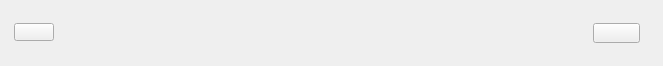
UbuntuKylin/kylin-software-center, file ui/ukliw.ui: the form before one commit.
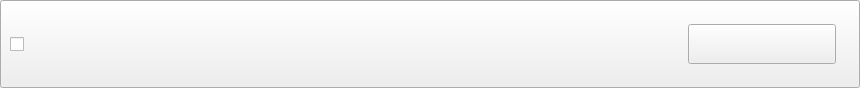
The form after the commit.

```diff
--- a/ui/ukliw.ui
+++ b/ui/ukliw.ui
@@ -6,8 +6,8 @@
    <rect>
     <x>0</x>
     <y>0</y>
-    <width>663</width>
-    <height>66</height>
+    <width>860</width>
+    <height>88</height>
    </rect>
   </property>
   <property name="windowTitle">
@@ -16,8 +16,8 @@
   <widget class="QLabel" name="icon">
    <property name="geometry">
     <rect>
-     <x>10</x>
-     <y>8</y>
+     <x>40</x>
+     <y>20</y>
      <width>48</width>
      <height>48</height>
     </rect>
@@ -29,9 +29,9 @@
   <widget class="QLabel" name="name">
    <property name="geometry">
     <rect>
-     <x>65</x>
-     <y>14</y>
-     <width>201</width>
+     <x>98</x>
+     <y>25</y>
+     <width>200</width>
      <height>18</height>
     </rect>
    </property>
@@ -42,9 +42,9 @@
   <widget class="QLabel" name="descr">
    <property name="geometry">
     <rect>
-     <x>65</x>
-     <y>34</y>
-     <width>205</width>
+     <x>98</x>
+     <y>45</y>
+     <width>320</width>
      <height>18</height>
     </rect>
    </property>
@@ -68,10 +68,10 @@
   <widget class="QPushButton" name="btn">
    <property name="geometry">
     <rect>
-     <x>593</x>
-     <y>23</y>
-     <width>47</width>
-     <height>20</height>
+     <x>688</x>
+     <y>24</y>
+     <width>148</width>
+     <height>40</height>
     </rect>
    </property>
    <property name="text">
@@ -81,35 +81,9 @@
   <widget class="QLabel" name="installedVersion">
    <property name="geometry">
     <rect>
-     <x>368</x>
-     <y>14</y>
-     <width>120</width>
-     <height>18</height>
-    </rect>
-   </property>
-   <property name="text">
-    <string/>
-   </property>
-  </widget>
-  <widget class="QLabel" name="candidateVersion">
-   <property name="geometry">
-    <rect>
-     <x>368</x>
-     <y>34</y>
-     <width>120</width>
-     <height>18</height>
-    </rect>
-   </property>
-   <property name="text">
-    <string/>
-   </property>
-  </widget>
-  <widget class="QPushButton" name="btnDetail">
-   <property name="geometry">
-    <rect>
-     <x>14</x>
-     <y>23</y>
-     <width>40</width>
+     <x>520</x>
+     <y>35</y>
+     <width>130</width>
      <height>18</height>
     </rect>
    </property>
@@ -120,22 +94,9 @@
   <widget class="QLabel" name="installedsize">
    <property name="geometry">
     <rect>
-     <x>282</x>
-     <y>34</y>
-     <width>71</width>
-     <height>20</height>
-    </rect>
-   </property>
-   <property name="text">
-    <string/>
-   </property>
-  </widget>
-  <widget class="QLabel" name="rating">
-   <property name="geometry">
-    <rect>
-     <x>508</x>
-     <y>34</y>
-     <width>23</width>
+     <x>410</x>
+     <y>35</y>
+     <width>70</width>
      <height>18</height>
     </rect>
    </property>
@@ -143,19 +104,65 @@
     <string/>
    </property>
   </widget>
-  <widget class="QLabel" name="ratingtext">
+  <widget class="QCheckBox" name="cbSelect">
    <property name="geometry">
     <rect>
-     <x>528</x>
+     <x>10</x>
      <y>34</y>
      <width>20</width>
-     <height>18</height>
+     <height>20</height>
     </rect>
    </property>
    <property name="text">
     <string/>
    </property>
   </widget>
+  <widget class="QPushButton" name="btnDetail">
+   <property name="geometry">
+    <rect>
+     <x>0</x>
+     <y>0</y>
+     <width>860</width>
+     <height>88</height>
+    </rect>
+   </property>
+   <property name="text">
+    <string/>
+   </property>
+  </widget>
+  <widget class="QWidget" name="bg" native="true">
+   <property name="geometry">
+    <rect>
+     <x>0</x>
+     <y>0</y>
+     <width>860</width>
+     <height>88</height>
+    </rect>
+   </property>
+  </widget>
+  <widget class="QLabel" name="status">
+   <property name="geometry">
+    <rect>
+     <x>72</x>
+     <y>52</y>
+     <width>16</width>
+     <height>16</height>
+    </rect>
+   </property>
+   <property name="text">
+    <string/>
+   </property>
+  </widget>
+  <zorder>status</zorder>
+  <zorder>bg</zorder>
+  <zorder>btnDetail</zorder>
+  <zorder>icon</zorder>
+  <zorder>name</zorder>
+  <zorder>summary</zorder>
+  <zorder>btn</zorder>
+  <zorder>installedDate</zorder>
+  <zorder>installedsize</zorder>
+  <zorder>cbSelect</zorder>
  </widget>
  <resources/>
  <connections/>
```
Left out of the diff: 17 changed lines with no effect on the pictures.
